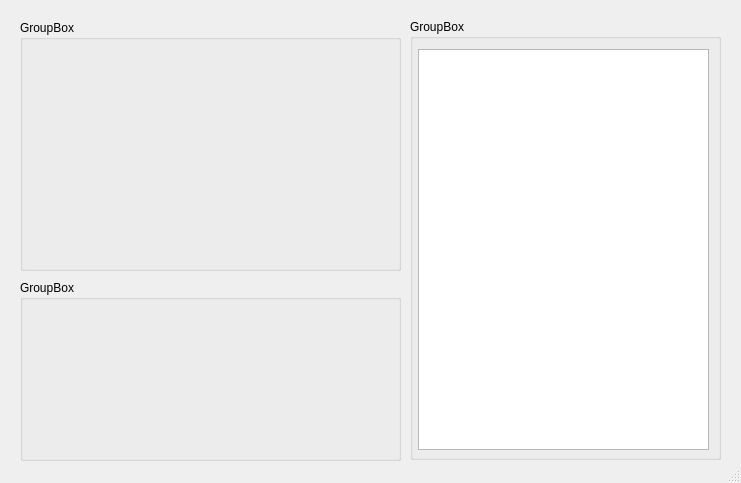
hugwolf77/SVU_industrial_AI, file XDA01/client/uiform/form.ui: the form before one commit.
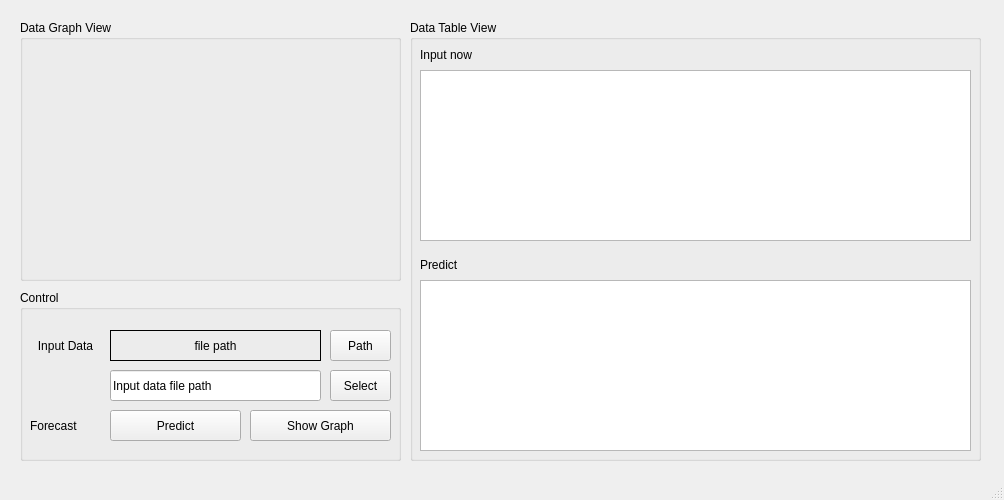
The form after the commit.

Diff of the .ui file:
```diff
--- a/XDA01/client/uiform/form.ui
+++ b/XDA01/client/uiform/form.ui
@@ -1,15 +1,30 @@
 <?xml version="1.0" encoding="UTF-8"?>
 <ui version="4.0">
- <class>MainWindow</class>
- <widget class="QMainWindow" name="MainWindow">
+ <class>TSF_Model_Client</class>
+ <widget class="QMainWindow" name="TSF_Model_Client">
+  <property name="enabled">
+   <bool>true</bool>
+  </property>
   <property name="geometry">
    <rect>
     <x>0</x>
     <y>0</y>
-    <width>741</width>
-    <height>483</height>
+    <width>1004</width>
+    <height>500</height>
    </rect>
   </property>
+  <property name="minimumSize">
+   <size>
+    <width>1004</width>
+    <height>500</height>
+   </size>
+  </property>
+  <property name="maximumSize">
+   <size>
+    <width>1500</width>
+    <height>500</height>
+   </size>
+  </property>
   <property name="windowTitle">
    <string>MainWindow</string>
   </property>
@@ -20,14 +35,14 @@
       <x>20</x>
       <y>20</y>
       <width>381</width>
-      <height>251</height>
+      <height>261</height>
      </rect>
     </property>
     <layout class="QVBoxLayout" name="verticalLayout">
      <item>
       <widget class="QGroupBox" name="groupBox">
        <property name="title">
-        <string>GroupBox</string>
+        <string>Data Graph View</string>
        </property>
       </widget>
      </item>
@@ -37,8 +52,8 @@
     <property name="geometry">
      <rect>
       <x>410</x>
-      <y>19</y>
-      <width>311</width>
+      <y>20</y>
+      <width>571</width>
       <height>441</height>
      </rect>
     </property>
@@ -46,15 +61,51 @@
      <item>
       <widget class="QGroupBox" name="groupBox_2">
        <property name="title">
-        <string>GroupBox</string>
+        <string>Data Table View</string>
        </property>
-       <widget class="QTableView" name="tableView">
+       <widget class="QLabel" name="input_now">
         <property name="geometry">
          <rect>
-          <x>8</x>
-          <y>30</y>
-          <width>291</width>
-          <height>401</height>
+          <x>10</x>
+          <y>20</y>
+          <width>67</width>
+          <height>30</height>
+         </rect>
+        </property>
+        <property name="text">
+         <string>Input now</string>
+        </property>
+       </widget>
+       <widget class="QLabel" name="predict_table_label">
+        <property name="geometry">
+         <rect>
+          <x>10</x>
+          <y>230</y>
+          <width>67</width>
+          <height>30</height>
+         </rect>
+        </property>
+        <property name="text">
+         <string>Predict</string>
+        </property>
+       </widget>
+       <widget class="QTableWidget" name="input_tableView">
+        <property name="geometry">
+         <rect>
+          <x>10</x>
+          <y>50</y>
+          <width>551</width>
+          <height>171</height>
+         </rect>
+        </property>
+       </widget>
+       <widget class="QTableWidget" name="predict_tableView">
+        <property name="geometry">
+         <rect>
+          <x>10</x>
+          <y>260</y>
+          <width>551</width>
+          <height>171</height>
          </rect>
         </property>
        </widget>
@@ -66,17 +117,133 @@
     <property name="geometry">
      <rect>
       <x>20</x>
-      <y>280</y>
+      <y>290</y>
       <width>381</width>
-      <height>181</height>
+      <height>171</height>
      </rect>
     </property>
     <layout class="QVBoxLayout" name="verticalLayout_3">
      <item>
       <widget class="QGroupBox" name="groupBox_3">
        <property name="title">
-        <string>GroupBox</string>
+        <string>Control</string>
        </property>
+       <widget class="QPushButton" name="select">
+        <property name="geometry">
+         <rect>
+          <x>310</x>
+          <y>80</y>
+          <width>61</width>
+          <height>31</height>
+         </rect>
+        </property>
+        <property name="text">
+         <string>Select</string>
+        </property>
+       </widget>
+       <widget class="QLineEdit" name="path_edit">
+        <property name="geometry">
+         <rect>
+          <x>90</x>
+          <y>80</y>
+          <width>211</width>
+          <height>31</height>
+         </rect>
+        </property>
+        <property name="text">
+         <string>Input data file path</string>
+        </property>
+       </widget>
+       <widget class="QPushButton" name="Path_btn">
+        <property name="geometry">
+         <rect>
+          <x>310</x>
+          <y>40</y>
+          <width>61</width>
+          <height>31</height>
+         </rect>
+        </property>
+        <property name="text">
+         <string>Path</string>
+        </property>
+       </widget>
+       <widget class="QLabel" name="input_data_label">
+        <property name="geometry">
+         <rect>
+          <x>10</x>
+          <y>40</y>
+          <width>71</width>
+          <height>31</height>
+         </rect>
+        </property>
+        <property name="contextMenuPolicy">
+         <enum>Qt::ContextMenuPolicy::PreventContextMenu</enum>
+        </property>
+        <property name="text">
+         <string>Input Data</string>
+        </property>
+        <property name="alignment">
+         <set>Qt::AlignmentFlag::AlignCenter</set>
+        </property>
+       </widget>
+       <widget class="QPushButton" name="predict">
+        <property name="geometry">
+         <rect>
+          <x>90</x>
+          <y>120</y>
+          <width>131</width>
+          <height>31</height>
+         </rect>
+        </property>
+        <property name="text">
+         <string>Predict</string>
+        </property>
+       </widget>
+       <widget class="QLabel" name="forecast">
+        <property name="geometry">
+         <rect>
+          <x>10</x>
+          <y>120</y>
+          <width>71</width>
+          <height>31</height>
+         </rect>
+        </property>
+        <property name="text">
+         <string>Forecast</string>
+        </property>
+       </widget>
+       <widget class="QPushButton" name="show_graph">
+        <property name="geometry">
+         <rect>
+          <x>230</x>
+          <y>120</y>
+          <width>141</width>
+          <height>31</height>
+         </rect>
+        </property>
+        <property name="text">
+         <string>Show Graph</string>
+        </property>
+       </widget>
+       <widget class="QLabel" name="edit_path_print">
+        <property name="geometry">
+         <rect>
+          <x>90</x>
+          <y>40</y>
+          <width>211</width>
+          <height>31</height>
+         </rect>
+        </property>
+        <property name="frameShape">
+         <enum>QFrame::Shape::Box</enum>
+        </property>
+        <property name="text">
+         <string>file path</string>
+        </property>
+        <property name="alignment">
+         <set>Qt::AlignmentFlag::AlignCenter</set>
+        </property>
+       </widget>
       </widget>
      </item>
     </layout>
```
Left out of the diff: 6 changed lines with no effect on the pictures.
